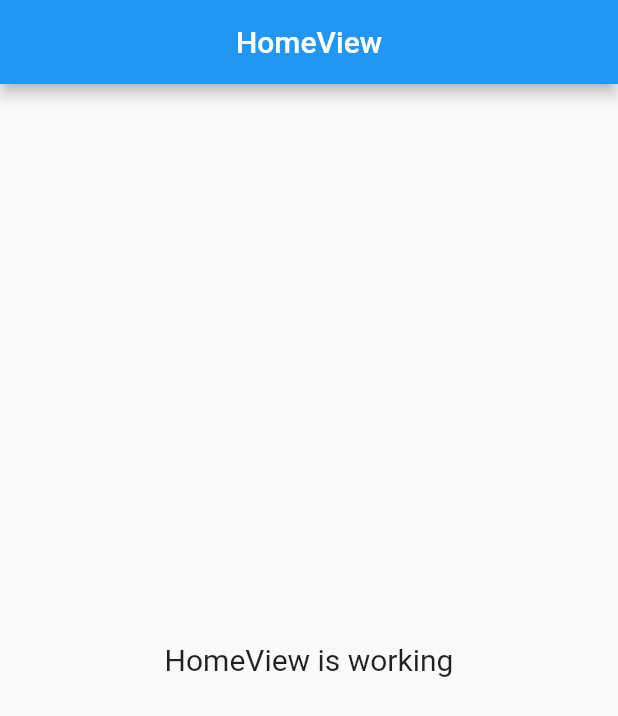
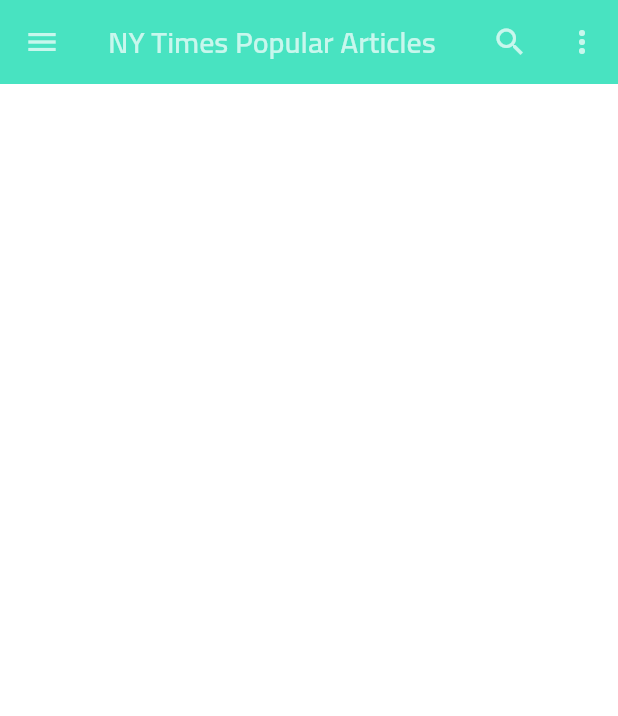
Before and after one commit to RafiMagsi/ny_articles, a Flutter app: the screen it shows after launch, on a phone screen of 412 x 824 dp. Shown: the top 716 px of the screen. Run offline on Flutter 3.47's test engine with Material 2 defaults, Android fonts, the phone set to English and light mode, and no system bars; our stand-ins replace get.

Commit message:
Constants utils and Custom AppBar added.

```diff
--- /dev/null
+++ b/lib/app/configs/colors.dart
@@ -0,0 +1,5 @@
+import 'dart:ui';
+
+class AppColors {
+  static const Color primary = Color(0xFF48e3c1);
+}
--- /dev/null
+++ b/lib/app/configs/sizes.dart
@@ -0,0 +1,12 @@
+abstract class AppSizes {
+  static const small_1 = 8;
+  static const small_2 = 12;
+  static const small_3 = 16;
+  static const medium_1 = 20;
+  static const medium_2 = 24;
+  static const medium_3 = 28;
+  static const large_1 = 28;
+  static const large_2 = 32;
+  static const large_3 = 36;
+  static const button = 44;
+}
--- /dev/null
+++ b/lib/app/configs/strings.dart
@@ -0,0 +1,3 @@
+abstract class AppStrings {
+  static const String appName = "NY Times Popular Articles";
+}
--- a/lib/app/modules/home/controllers/home_controller.dart
+++ b/lib/app/modules/home/controllers/home_controller.dart
@@ -1,23 +1,8 @@
 import 'package:get/get.dart';
 
 class HomeController extends GetxController {
-  //TODO: Implement HomeController
-
-  final count = 0.obs;
   @override
   void onInit() {
     super.onInit();
   }
-
-  @override
-  void onReady() {
-    super.onReady();
-  }
-
-  @override
-  void onClose() {
-    super.onClose();
-  }
-
-  void increment() => count.value++;
 }
--- a/lib/app/modules/home/views/home_view.dart
+++ b/lib/app/modules/home/views/home_view.dart
@@ -1,6 +1,8 @@
 import 'package:flutter/material.dart';
 
 import 'package:get/get.dart';
+import 'package:ny_articles/app/configs/strings.dart';
+import 'package:ny_articles/app/widgets/row_app_bar.dart';
 
 import '../controllers/home_controller.dart';
 
@@ -9,16 +11,8 @@ class HomeView extends GetView<HomeController> {
   @override
   Widget build(BuildContext context) {
     return Scaffold(
-      appBar: AppBar(
-        title: const Text('HomeView'),
-        centerTitle: true,
-      ),
-      body: const Center(
-        child: Text(
-          'HomeView is working',
-          style: TextStyle(fontSize: 20),
-        ),
-      ),
+      appBar: const RowAppBar(title: AppStrings.appName),
+      body: Container(),
     );
   }
 }
--- /dev/null
+++ b/lib/app/utils/color_utils.dart
@@ -0,0 +1,19 @@
+import 'package:flutter/material.dart';
+
+class ColorUtils {
+  static MaterialColor getMaterialColor(Color color) {
+    final Map<int, Color> shades = {
+      50: const Color.fromRGBO(136, 14, 79, .1),
+      100: const Color.fromRGBO(136, 14, 79, .2),
+      200: const Color.fromRGBO(136, 14, 79, .3),
+      300: const Color.fromRGBO(136, 14, 79, .4),
+      400: const Color.fromRGBO(136, 14, 79, .5),
+      500: const Color.fromRGBO(136, 14, 79, .6),
+      600: const Color.fromRGBO(136, 14, 79, .7),
+      700: const Color.fromRGBO(136, 14, 79, .8),
+      800: const Color.fromRGBO(136, 14, 79, .9),
+      900: const Color.fromRGBO(136, 14, 79, 1),
+    };
+    return MaterialColor(color.value, shades);
+  }
+}
--- /dev/null
+++ b/lib/app/widgets/row_app_bar.dart
@@ -0,0 +1,33 @@
+import 'package:flutter/material.dart';
+
+class RowAppBar extends StatelessWidget implements PreferredSizeWidget {
+  const RowAppBar({Key? key, this.tabHeight, this.title}) : super(key: key);
+  final Size? tabHeight;
+  final String? title;
+
+  @override
+  Size get preferredSize => Size.fromHeight(AppBar().preferredSize.height);
+  @override
+  Widget build(BuildContext context) {
+    return PreferredSize(
+      preferredSize: tabHeight ?? preferredSize,
+      child: AppBar(
+        title: Text(title ?? 'Flutter App'),
+        leading: IconButton(
+          icon: const Icon(Icons.menu),
+          onPressed: () {},
+        ),
+        actions: <Widget>[
+          IconButton(
+            icon: const Icon(Icons.search),
+            onPressed: () {},
+          ),
+          IconButton(
+            icon: const Icon(Icons.more_vert),
+            onPressed: () {},
+          ),
+        ],
+      ),
+    );
+  }
+}
--- a/lib/main.dart
+++ b/lib/main.dart
@@ -1,6 +1,10 @@
 import 'package:flutter/material.dart';
 import 'package:get/get.dart';
+import 'package:ny_articles/app/configs/colors.dart';
 import 'package:ny_articles/app/routes/app_pages.dart';
+
+import 'app/configs/strings.dart';
+import 'app/utils/color_utils.dart';
 
 void main() {
   runApp(const MyApp());
@@ -12,6 +16,7 @@ class MyApp extends StatelessWidget {
   @override
   Widget build(BuildContext context) {
     return GestureDetector(
+      // Added for hiding keyboard -> Can be used in future
       behavior: HitTestBehavior.opaque,
       onTap: () {
         FocusScopeNode currentFocus = FocusScope.of(context);
@@ -20,12 +25,21 @@ class MyApp extends StatelessWidget {
         }
       },
       child: GetMaterialApp(
-        title: 'NY Popular Articles',
+        title: AppStrings.appName,
         theme: ThemeData(
-          primarySwatch: Colors.blue,
+          fontFamily: 'Cairo',
+          primarySwatch: ColorUtils.getMaterialColor(AppColors.primary),
+          scaffoldBackgroundColor: Colors.white,
+          appBarTheme: const AppBarTheme(
+            backgroundColor: AppColors.primary,
+            titleTextStyle: TextStyle(fontSize: 20, fontWeight: FontWeight.w600, color: Colors.white70, fontFamily: 'Cairo'),
+            iconTheme: IconThemeData(color: Colors.white70),
+            elevation: 0,
+          ),
         ),
         initialRoute: AppPages.INITIAL,
         getPages: AppPages.routes,
+        debugShowCheckedModeBanner: false,
       ),
     );
   }
```
